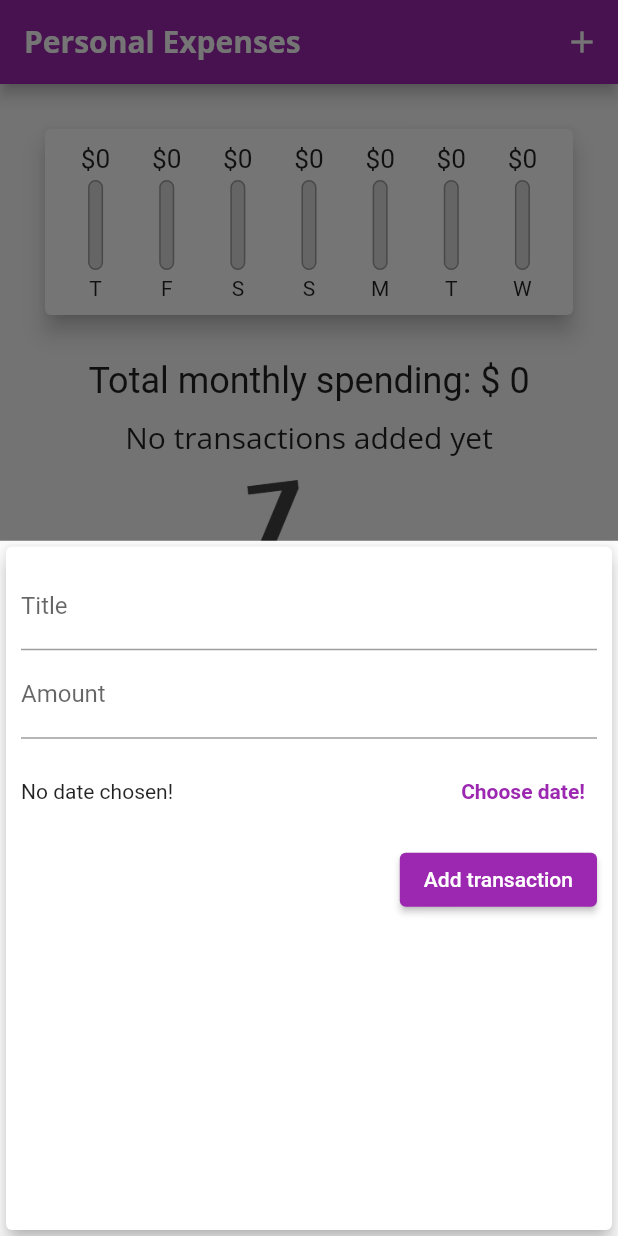
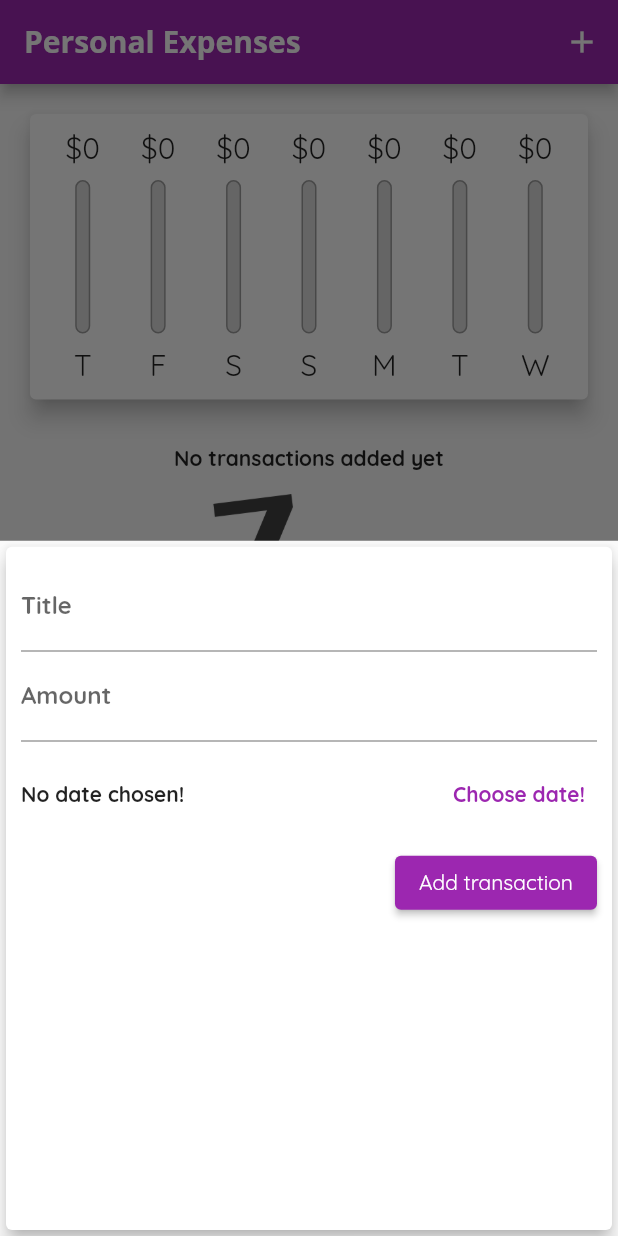
Before and after one commit to elwachin/personal_expenses, a Flutter app: the screen it shows after launch, after a tap on the "add" icon, on a phone screen of 412 x 824 dp. Run offline on Flutter 3.47's test engine with Material 2 defaults, Android fonts, the phone set to English and light mode, and no system bars.

Commit message:
fix improvements

```diff
--- a/lib/main.dart
+++ b/lib/main.dart
@@ -1,3 +1,7 @@
+import 'dart:io';
+
+import 'package:flutter/services.dart';
+
 import './widgets/chart.dart';
 
 import './widgets/new_transaction.dart';
@@ -6,7 +10,18 @@ import 'package:flutter/material.dart';
 import './models/transaction.dart';
 
 void main() {
-  runApp(MyApp());
+  WidgetsFlutterBinding.ensureInitialized();
+  SystemChrome.setPreferredOrientations(
+    [
+      DeviceOrientation.portraitDown,
+      DeviceOrientation.portraitUp,
+      DeviceOrientation.landscapeLeft,
+      DeviceOrientation.landscapeRight
+    ],
+  );
+  runApp(
+    MyApp(),
+  );
 }
 
 class MyApp extends StatelessWidget {
@@ -25,8 +40,13 @@ class MyApp extends StatelessWidget {
               fontSize: 20,
               fontWeight: FontWeight.bold),
         ),
-        textTheme: ThemeData.light().textTheme.copyWith(
-              titleLarge: TextStyle(fontFamily: 'OpenSans'),
+        textTheme: TextTheme(
+          displaySmall: TextStyle(
+            fontFamily: 'QuickSand',
+            fontSize: 20,
+            fontWeight: FontWeight.bold,
+            color: Colors.white,
+          ),
         ),
       ),
       debugShowCheckedModeBanner: false,
@@ -65,6 +85,8 @@ class _MyHomePageState extends State<MyHomePage> {
       );
     }).toList();
   }
+
+  bool _showChart = false;
 
   List<Transaction> get _monthlyTransactions {
     return _userTransactions.where((tx) {
@@ -119,8 +141,10 @@ class _MyHomePageState extends State<MyHomePage> {
 
   @override
   Widget build(BuildContext context) {
-    return Scaffold(
-      appBar: AppBar(
+    final mediaQuery = MediaQuery.of(context);
+    final islanscape = mediaQuery.orientation == Orientation.landscape;
+
+    final appBar = AppBar(
       title: Text(
         'Personal Expenses',
       ),
@@ -130,32 +154,67 @@ class _MyHomePageState extends State<MyHomePage> {
           icon: Icon(Icons.add),
         ),
       ],
-      ),
+    );
+    final txListWidget = Container(
+      padding: EdgeInsets.all(10),
+      height: (mediaQuery.size.height -
+              appBar.preferredSize.height -
+              mediaQuery.padding.top) *
+          0.7,
+      child: TransactionList(_userTransactions, _deleteTransaction),
+    );
+    return Scaffold(
+      appBar: appBar,
       body: SingleChildScrollView(
         child: Column(
           children: <Widget>[
+            if (islanscape)
+              Row(
+                mainAxisAlignment: MainAxisAlignment.center,
+                children: [
+                  Text('show chart'),
+                  Switch.adaptive(
+                    value: _showChart,
+                    onChanged: (val) {
+                      setState(() {
+                        _showChart = val;
+                      });
+                    },
+                  )
+                ],
+              ),
+            if (!islanscape)
               Container(
-                padding: EdgeInsets.all(10),
                 width: double.infinity,
-                child: Chart(_recentTransactions)),
-            _recentTransactions.isEmpty
-                ? Text(
-                    'Total monthly spending: \$ 0',
-                    style: Theme.of(context).textTheme.headlineSmall,
+                child: Container(
+                  height: (mediaQuery.size.height -
+                          appBar.preferredSize.height -
+                          mediaQuery.padding.top) *
+                      0.3,
+                  child: Chart(_recentTransactions),
+                ),
+              ),
+            if (!islanscape) txListWidget,
+            if (islanscape)
+              _showChart
+                  ? Container(
+                      width: double.infinity,
+                      child: Container(
+                        height: (mediaQuery.size.height -
+                                appBar.preferredSize.height -
+                                mediaQuery.padding.top) *
+                            0.7,
+                        child: Chart(_recentTransactions),
+                      ),
                     )
-                : Text(
-                    'Total monthly spending: \$ ${sumMonthlyTransaction}',
-                    style: Theme.of(context).textTheme.headlineSmall,
-                  ),
-            Container(
-              padding: EdgeInsets.all(10),
-              child: TransactionList(_userTransactions, _deleteTransaction),
-            ),
+                  : txListWidget
           ],
         ),
       ),
       floatingActionButtonLocation: FloatingActionButtonLocation.centerFloat,
-      floatingActionButton: FloatingActionButton(
+      floatingActionButton: Platform.isIOS
+          ? Container()
+          : FloatingActionButton(
               child: Icon(Icons.add),
               onPressed: () => _startAddNewTransaction(context),
             ),
--- a/lib/widgets/chart_bar.dart
+++ b/lib/widgets/chart_bar.dart
@@ -9,17 +9,18 @@ class ChartBar extends StatelessWidget {
 
   @override
   Widget build(BuildContext context) {
+    return LayoutBuilder(builder: (ctx, constraints) {
       return Column(
         children: [
           Container(
-            height: 20,
+              height: constraints.maxHeight * 0.15,
               child: FittedBox(
                   child: Text('\$${spendingAmount.toStringAsFixed(0)}'))),
           SizedBox(
-          height: 4,
+            height: constraints.maxHeight * 0.05,
           ),
           Container(
-          height: 60,
+            height: constraints.maxHeight * 0.6,
             width: 10,
             child: Stack(
               children: [
@@ -43,10 +44,16 @@ class ChartBar extends StatelessWidget {
             ),
           ),
           SizedBox(
-          height: 4,
+            height: constraints.maxHeight * 0.05,
           ),
-        Text(label),
+          Container(
+            height: constraints.maxHeight * 0.15,
+            child: FittedBox(
+              child: Text(label),
+            ),
+          ),
         ],
       );
+    });
   }
 }
--- a/lib/widgets/new_transaction.dart
+++ b/lib/widgets/new_transaction.dart
@@ -54,18 +54,29 @@ class _NewTransactionState extends State<NewTransaction> {
     return Card(
       elevation: 5,
       child: Container(
-        padding: const EdgeInsets.all(10),
+        padding: const EdgeInsets.only(
+          top: 10,
+          left: 10,
+          right: 10,
+          bottom: 10,
+        ),
         child: Column(
           crossAxisAlignment: CrossAxisAlignment.end,
           children: [
             TextField(
               controller: _titleController,
+              style: TextStyle(
+                fontWeight: FontWeight.bold,
+              ),
               decoration: const InputDecoration(
                 labelText: 'Title',
               ),
               onSubmitted: (_) => _submitData(),
             ),
             TextField(
+              style: TextStyle(
+                fontWeight: FontWeight.bold,
+              ),
               controller: _amountController,
               decoration: const InputDecoration(
                 labelText: 'Amount',
@@ -82,6 +93,8 @@ class _NewTransactionState extends State<NewTransaction> {
                       _selectedDate == null
                           ? 'No date chosen!'
                           : 'Picked Date:  ${DateFormat.yMd().format(_selectedDate as DateTime)}',
+                      style:
+                          TextStyle(fontSize: 14, fontWeight: FontWeight.bold),
                     ),
                   ),
                   TextButton(
--- a/lib/widgets/transaction_list.dart
+++ b/lib/widgets/transaction_list.dart
@@ -10,27 +10,29 @@ class TransactionList extends StatelessWidget {
 
   @override
   Widget build(BuildContext context) {
-    return Container(
-      height: 500,
-      child: transactions.isEmpty
-          ? Column(
+    return transactions.isEmpty
+        ? LayoutBuilder(builder: (ctx, constraints) {
+            return Column(
               children: [
                 Text(
                   'No transactions added yet',
-                  style: Theme.of(context).textTheme.titleLarge,
+                  style: TextStyle(
+                    fontWeight: FontWeight.bold,
+                  ),
                 ),
                 SizedBox(
                   height: 15,
                 ),
                 Container(
-                  height: 200,
+                  height: constraints.maxHeight * 0.6,
                   child: Image.asset(
                     'assets/images/waiting.png',
                     fit: BoxFit.cover,
                   ),
                 ),
               ],
-            )
+            );
+          })
         : ListView.builder(
             itemBuilder: (ctx, index) {
               return Card(
@@ -47,12 +49,25 @@ class TransactionList extends StatelessWidget {
                   ),
                   title: Text(
                     transactions[index].title,
-                      style: Theme.of(context).textTheme.titleLarge,
+                    style: TextStyle(
+                      fontWeight: FontWeight.bold,
+                    ),
                   ),
                   subtitle: Text(
                     DateFormat.yMMMd().format(transactions[index].date),
                   ),
-                    trailing: IconButton(
+                  trailing: MediaQuery.of(context).size.width > 360
+                      ? TextButton.icon(
+                          onPressed: () => deleteTx(transactions[index].id),
+                          icon: Icon(Icons.delete,
+                              color: Theme.of(context).errorColor),
+                          label: Text(
+                            'Delete',
+                            style:
+                                TextStyle(color: Theme.of(context).errorColor),
+                          ),
+                        )
+                      : IconButton(
                           icon: Icon(Icons.delete),
                           color: Theme.of(context).errorColor,
                           onPressed: () => deleteTx(transactions[index].id),
@@ -61,7 +76,6 @@ class TransactionList extends StatelessWidget {
               );
             },
             itemCount: transactions.length,
-            ),
           );
   }
 }
```
Lines whose indentation alone changed are shown as unchanged.
